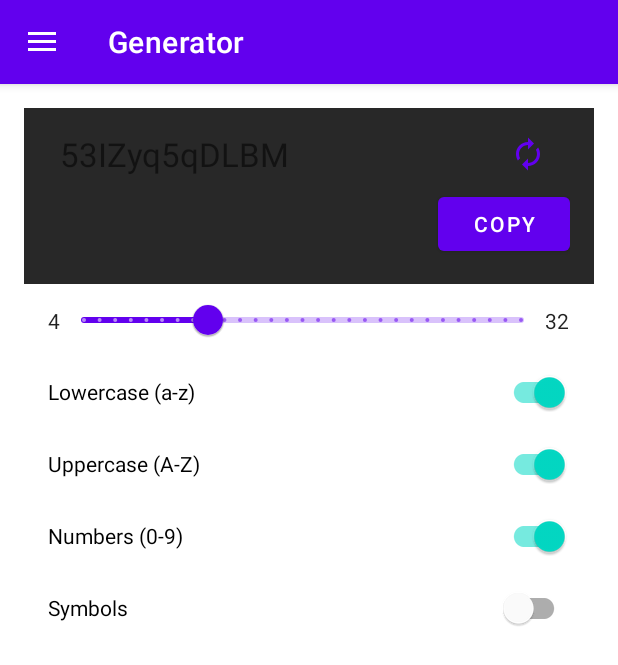
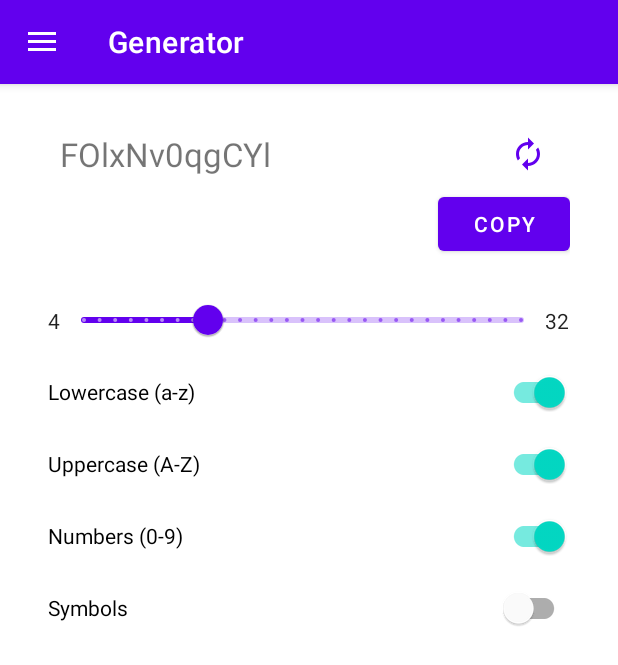
Before and after one commit to pranshu-s18/OnePass, an Android app: the screen it shows after launch (MainActivity), in the side drawer, after a tap on "Generator", on a phone screen of 412 x 824 dp. Shown: the top 665 px of the screen. Run offline under Robolectric (Android 15) with nearby library versions, the phone set to English and light mode, and no system bars; our stand-ins replace navigation-ui.

Commit message:
Fix Enable/Disable screenshot at launch Generator (color scheme) Exit app if unable to authenticate using biometrics

```diff
--- a/app/src/main/java/in/co/prototek/onepass/MainActivity.kt
+++ b/app/src/main/java/in/co/prototek/onepass/MainActivity.kt
@@ -13,11 +13,13 @@ import androidx.navigation.ui.navigateUp
 import androidx.navigation.ui.onNavDestinationSelected
 import androidx.navigation.ui.setupActionBarWithNavController
 import androidx.navigation.ui.setupWithNavController
+import androidx.preference.PreferenceManager
 import com.google.android.material.textfield.TextInputEditText
 import `in`.co.prototek.onepass.databinding.ActivityMainBinding
 import `in`.co.prototek.onepass.utils.Biometrics
 import `in`.co.prototek.onepass.utils.hideKeyboard
 import `in`.co.prototek.onepass.viewModel.CredentialViewModel
+import android.view.WindowManager.LayoutParams.FLAG_SECURE
 
 class MainActivity : AppCompatActivity() {
     private lateinit var appBarConfiguration: AppBarConfiguration
@@ -30,6 +32,14 @@ class MainActivity : AppCompatActivity() {
 
         // Splash Screen config -- Happens before setContentView
         installSplashScreen()
+
+        // Disable screenshots and screen recording (if disabled in settings or first launch)
+        val allowScreenshots = PreferenceManager.getDefaultSharedPreferences(this).getBoolean(
+            getString(R.string.pref_screenshots_key),
+            false
+        )
+
+        if (!allowScreenshots) window.setFlags(FLAG_SECURE, FLAG_SECURE)
 
         // ViewBinding
         _binding = ActivityMainBinding.inflate(layoutInflater)
--- a/app/src/main/java/in/co/prototek/onepass/utils/Biometrics.kt
+++ b/app/src/main/java/in/co/prototek/onepass/utils/Biometrics.kt
@@ -1,17 +1,15 @@
 package `in`.co.prototek.onepass.utils
 
-import android.content.Context
 import android.util.Log
 import android.widget.Toast
+import androidx.appcompat.app.AppCompatActivity
 import androidx.biometric.BiometricManager
 import androidx.biometric.BiometricPrompt
 import androidx.core.content.ContextCompat
 import `in`.co.prototek.onepass.MainActivity
 import `in`.co.prototek.onepass.R
-import java.util.Timer
-import kotlin.concurrent.schedule
 
-class Biometrics(val context: Context) {
+class Biometrics(val context: AppCompatActivity) {
     fun canAuthenticate(onSuccess: () -> Unit) {
         if (check()) {
             val executor = ContextCompat.getMainExecutor(context)
@@ -22,7 +20,7 @@ class Biometrics(val context: Context) {
                 .setNegativeButtonText("Cancel")
                 .build()
 
-            val biometricPrompt = BiometricPrompt(context as MainActivity, executor,
+            val biometricPrompt = BiometricPrompt(context, executor,
                 object : BiometricPrompt.AuthenticationCallback() {
                     override fun onAuthenticationError(errorCode: Int, errString: CharSequence) {
                         Log.d(MainActivity.TAG, errString.toString())
@@ -37,6 +35,8 @@ class Biometrics(val context: Context) {
                 })
 
             biometricPrompt.authenticate(promptInfo)
+        } else {
+            context.finishAndRemoveTask()
         }
     }
 
--- a/app/src/main/res/layout/fragment_generator.xml
+++ b/app/src/main/res/layout/fragment_generator.xml
@@ -12,7 +12,7 @@
     <androidx.constraintlayout.widget.ConstraintLayout
         android:layout_width="match_parent"
         android:layout_height="wrap_content"
-        android:background="@color/dark_gray"
+        style="@style/Generator"
         android:padding="16dp">
 
         <!-- Ignoring the warning about RTL symmetry here -->
--- a/app/src/main/res/values-night/themes.xml
+++ b/app/src/main/res/values-night/themes.xml
@@ -22,4 +22,9 @@
     <style name="DrawerIcon" parent="Widget.AppCompat.DrawerArrowToggle">
         <item name="color">@color/white</item>
     </style>
+
+    <!-- Generator -->
+    <style name="Generator" parent="Theme.OnePass">
+        <item name="android:background">@color/dark_gray</item>
+    </style>
 </resources>
--- a/app/src/main/res/values/themes.xml
+++ b/app/src/main/res/values/themes.xml
@@ -16,6 +16,11 @@
 
         <!-- Navigation Drawer -->
         <item name="drawerArrowStyle">@style/DrawerIcon</item>
+    </style>
+
+    <!-- Generator -->
+    <style name="Generator" parent="Theme.OnePass">
+        <item name="android:background">@color/white</item>
     </style>
 
     <!-- Navigation Drawer Icon -->
```
